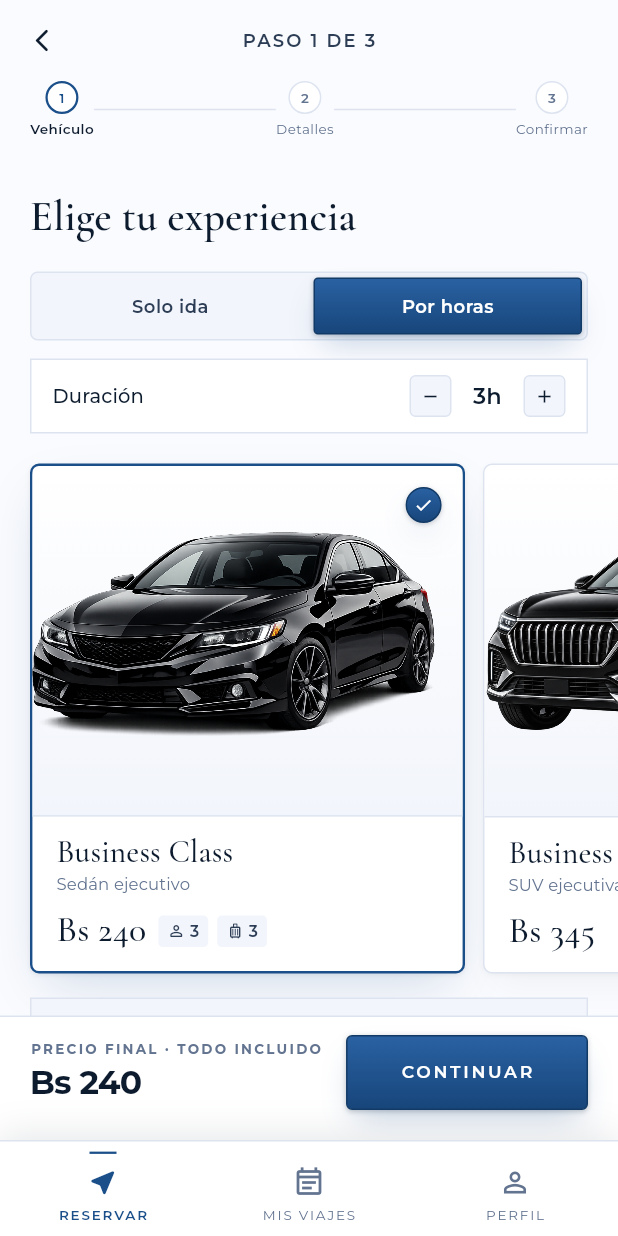
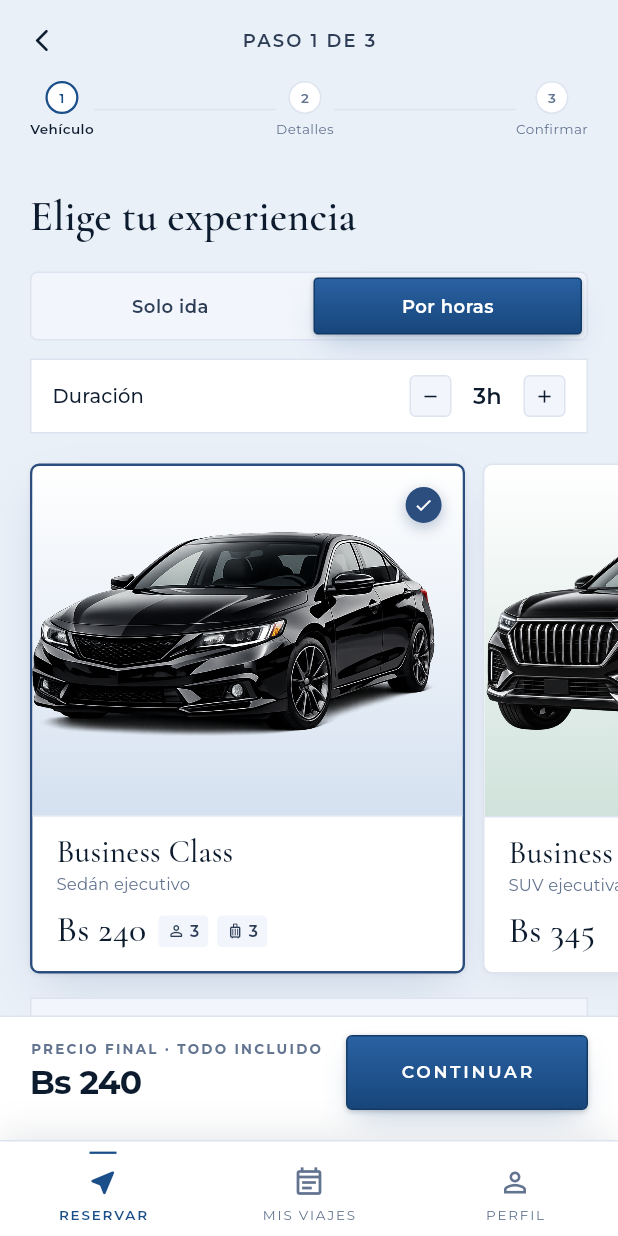
Before and after one commit to SMateo004/luxelane, a Flutter app: the BookingScreen screen opened by its route, after a tap on "Por horas", on a phone screen of 412 x 824 dp. Run offline on Flutter 3.47's test engine with Material 3 defaults, Android fonts, the phone set to English and light mode, and no system bars; our stand-ins replace cloud_firestore, cloud_functions, dartz, equatable, firebase_auth, firebase_core and 12 more; missing offline and left inert: dart:html, dart:js, dart:js_util, firebase_performance, flutter_stripe, map_launcher; accounts and stored records are empty.

Commit message:
Reserva: cada clase tiene su color y la interfaz lo sigue
VehicleCatalog.tone() da a cada clase un tono elegante (azul niebla,
salvia, lavanda gris, burdeos rosado, turquesa glaciar). La tarjeta
muestra el coche sobre su tono, y al seleccionarla el fondo de la
cabecera (web) o del paso 1 (móvil) se anima a ese color; el borde, el
check, el escenario de Detalles/Capacidad, los puntos del carrusel y las
pestañas usan el acento de la clase.

Co-Authored-By: Claude Opus 5.5 <noreply@anthropic.com>
Claude-Session: https://claude.ai/code/session_01FSVDrFtJppk1wViA16Cv5q

```diff
--- a/lib/core/design/vehicle_catalog.dart
+++ b/lib/core/design/vehicle_catalog.dart
@@ -1,3 +1,5 @@
+import 'package:flutter/painting.dart';
+
 import '../enums/enums.dart';
 
 /// Single source of truth for which classes clients can book and how each one
@@ -32,6 +34,41 @@ abstract class VehicleCatalog {
   /// Photo of the rear cabin for a seating option (illustration if missing).
   static String seatingPhoto(VehicleClass vc, int option) =>
       'assets/images/booking/seating/${vc.assetKey}_$option.png';
+
+  /// Signature colours of each class: soft enough for large backgrounds,
+  /// distinct enough that the interface changes with the car you pick.
+  static VehicleTone tone(VehicleClass vc) => switch (vc) {
+        // Mist blue
+        VehicleClass.business => const VehicleTone(
+            wash: Color(0xFFEAF0F8),
+            stage: Color(0xFFD5E1F0),
+            accent: Color(0xFF2B4E7E),
+          ),
+        // Sage slate
+        VehicleClass.businessSuv => const VehicleTone(
+            wash: Color(0xFFE9F1EE),
+            stage: Color(0xFFD0E2DB),
+            accent: Color(0xFF2E5B50),
+          ),
+        // Lavender grey
+        VehicleClass.businessVan => const VehicleTone(
+            wash: Color(0xFFEFEDF6),
+            stage: Color(0xFFDDD8EC),
+            accent: Color(0xFF4A4373),
+          ),
+        // Bordeaux rose
+        VehicleClass.firstClass => const VehicleTone(
+            wash: Color(0xFFF5EDF0),
+            stage: Color(0xFFEAD7DE),
+            accent: Color(0xFF6E2E42),
+          ),
+        // Glacier teal
+        VehicleClass.electric => const VehicleTone(
+            wash: Color(0xFFE8F3F4),
+            stage: Color(0xFFCFE6E8),
+            accent: Color(0xFF235F67),
+          ),
+      };
 
   static List<LuggageOption> luggage(VehicleClass vc) => switch (vc) {
         VehicleClass.businessVan => const [
@@ -138,3 +175,28 @@ class SeatingOption {
   final String title;
   final String detail;
 }
+
+/// Colours that follow the selected class across the booking screen.
+class VehicleTone {
+  const VehicleTone({
+    required this.wash,
+    required this.stage,
+    required this.accent,
+  });
+
+  /// Page background behind the class.
+  final Color wash;
+
+  /// Bottom of the gradient the car stands on.
+  final Color stage;
+
+  /// Borders, checks and indicators.
+  final Color accent;
+
+  /// Backdrop for the car: white at the top fading into [stage].
+  LinearGradient get stageGradient => LinearGradient(
+        begin: Alignment.topCenter,
+        end: Alignment.bottomCenter,
+        colors: [const Color(0xFFFFFFFF), stage],
+      );
+}
--- a/lib/features/booking/presentation/pages/booking_screen.dart
+++ b/lib/features/booking/presentation/pages/booking_screen.dart
@@ -389,10 +389,8 @@ class _BookingScreenState extends State<BookingScreen> {
         ),
       );
 
-  // One calm palette for every class: the car is the hero, not a tint.
-  static Color _vehicleBg(VehicleClass vc) => LD.bg2;
-  static Color _vehicleCardBg(VehicleClass vc) => Colors.white;
-  static Color _vehicleCardBgSelected(VehicleClass vc) => Colors.white;
+  /// Colours of the selected class; the page follows them as you choose.
+  VehicleTone get _tone => VehicleCatalog.tone(_selected);
 
   Widget _webLeft() => SingleChildScrollView(
         controller: _leftScrollCtrl,
@@ -403,7 +401,7 @@ class _BookingScreenState extends State<BookingScreen> {
             AnimatedContainer(
               duration: const Duration(milliseconds: 600),
               curve: Curves.easeInOut,
-              color: _vehicleBg(_selected),
+              color: _tone.wash,
               padding: const EdgeInsets.fromLTRB(56, 52, 40, 52),
               child: Column(
                 crossAxisAlignment: CrossAxisAlignment.start,
@@ -468,8 +466,6 @@ class _BookingScreenState extends State<BookingScreen> {
                           price: PricingCatalog.instance
                               .estimate(vc, _service, km: _km, hours: _hours),
                           selected: _selected == vc,
-                          cardBg: _vehicleCardBg(vc),
-                          cardBgSelected: _vehicleCardBgSelected(vc),
                           onTap: () => _selectVehicle(vc),
                           serviceType: _service,
                           hours:
@@ -944,11 +940,16 @@ class _BookingScreenState extends State<BookingScreen> {
 
   // ── MOBILE LAYOUT ──────────────────────────────────────────────────────────
 
-  Widget _mobileLayout() => Theme(
+  // The vehicle step wears the selected class colour, like the web hero.
+  Widget _mobileLayout() => AnimatedContainer(
+      duration: const Duration(milliseconds: 600),
+      curve: Curves.easeInOut,
+      color: _step == 0 ? _tone.wash : _kBg,
+      child: Theme(
         data: Theme.of(context).copyWith(
-          scaffoldBackgroundColor: _kBg,
+          scaffoldBackgroundColor: Colors.transparent,
           appBarTheme: const AppBarTheme(
-            backgroundColor: _kBg,
+            backgroundColor: Colors.transparent,
             foregroundColor: _kTextPrimary,
             elevation: 0,
             scrolledUnderElevation: 0,
@@ -964,7 +965,7 @@ class _BookingScreenState extends State<BookingScreen> {
           ),
         ),
         child: Scaffold(
-          backgroundColor: _kBg,
+          backgroundColor: Colors.transparent,
           appBar: AppBar(
             leading: IconButton(
               icon: const Icon(Icons.arrow_back_ios_new_rounded, size: 18),
@@ -1005,7 +1006,7 @@ class _BookingScreenState extends State<BookingScreen> {
             ],
           ),
         ),
-      );
+      ));
 
   Widget _mobileStepContent() {
     switch (_step) {
@@ -1061,8 +1062,6 @@ class _BookingScreenState extends State<BookingScreen> {
                   hours: _service == ServiceType.byTheHour ? _hours : null,
                   width: 168,
                   carWidth: 270,
-                  cardBg: _vehicleCardBg(vc),
-                  cardBgSelected: _vehicleCardBgSelected(vc),
                 );
               },
             ),
@@ -1538,8 +1537,6 @@ class _VehicleCard extends StatefulWidget {
     required this.vehicleClass,
     required this.price,
     required this.selected,
-    required this.cardBg,
-    required this.cardBgSelected,
     required this.onTap,
     this.serviceType = ServiceType.oneWay,
     this.hours,
@@ -1550,8 +1547,6 @@ class _VehicleCard extends StatefulWidget {
   final VehicleClass vehicleClass;
   final double price;
   final bool selected;
-  final Color cardBg;
-  final Color cardBgSelected;
   final VoidCallback onTap;
   final ServiceType serviceType;
   final int? hours;
@@ -1570,11 +1565,13 @@ class _VehicleCardState extends State<_VehicleCard> {
 
   @override
   Widget build(BuildContext context) {
-    const accent = LD.sph;
+    // Each card wears its class colours, so the page tint that follows the
+    // selection always matches a card.
+    final tone = VehicleCatalog.tone(widget.vehicleClass);
+    final accent = tone.accent;
     const kSelPad = 20.0;
     final baseW = widget.width ?? 210.0;
     final targetW = widget.selected ? widget.carWidth + kSelPad : baseW;
-    final bgColor = widget.selected ? widget.cardBgSelected : widget.cardBg;
     final sel = widget.selected;
 
     return Semantics(
@@ -1594,7 +1591,7 @@ class _VehicleCardState extends State<_VehicleCard> {
             width: targetW,
             transform: Matrix4.translationValues(0, _hover && !sel ? -4 : 0, 0),
             decoration: BoxDecoration(
-              color: bgColor,
+              color: Colors.white,
               borderRadius: BorderRadius.circular(6),
               border: Border.all(
                 color: sel ? accent : LD.border,
@@ -1626,14 +1623,9 @@ class _VehicleCardState extends State<_VehicleCard> {
                     child: Stack(
                       fit: StackFit.expand,
                       children: [
-                        const DecoratedBox(
-                          decoration: BoxDecoration(
-                            gradient: LinearGradient(
-                              begin: Alignment.topCenter,
-                              end: Alignment.bottomCenter,
-                              colors: [Colors.white, LD.bg2],
-                            ),
-                          ),
+                        DecoratedBox(
+                          decoration:
+                              BoxDecoration(gradient: tone.stageGradient),
                         ),
                         Positioned(
                           bottom: -14,
@@ -1653,7 +1645,17 @@ class _VehicleCardState extends State<_VehicleCard> {
                             child: Container(
                               width: 24,
                               height: 24,
-                              decoration: luxRaisedDecoration(radius: 12),
+                              decoration: BoxDecoration(
+                                color: accent,
+                                shape: BoxShape.circle,
+                                boxShadow: [
+                                  BoxShadow(
+                                    color: accent.withValues(alpha: 0.35),
+                                    blurRadius: 8,
+                                    offset: const Offset(0, 3),
+                                  ),
+                                ],
+                              ),
                               child: const Icon(Icons.check,
                                   size: 13, color: Colors.white),
                             ),
--- a/lib/features/booking/presentation/widgets/vehicle_details.dart
+++ b/lib/features/booking/presentation/widgets/vehicle_details.dart
@@ -68,6 +68,7 @@ class _VehicleDetailsGalleryState extends State<VehicleDetailsGallery> {
   @override
   Widget build(BuildContext context) {
     final vc = widget.vehicleClass;
+    final tone = VehicleCatalog.tone(vc);
     final highlights = VehicleCatalog.highlights(vc);
 
     final stage = FutureBuilder<Set<String>>(
@@ -98,9 +99,10 @@ class _VehicleDetailsGalleryState extends State<VehicleDetailsGallery> {
             child: Row(
               crossAxisAlignment: CrossAxisAlignment.start,
               children: [
-                const Padding(
-                  padding: EdgeInsets.only(top: 2),
-                  child: Icon(Icons.check_rounded, size: 16, color: LD.sph),
+                Padding(
+                  padding: const EdgeInsets.only(top: 2),
+                  child:
+                      Icon(Icons.check_rounded, size: 16, color: tone.accent),
                 ),
                 const SizedBox(width: 10),
                 Expanded(
@@ -123,7 +125,9 @@ class _VehicleDetailsGalleryState extends State<VehicleDetailsGallery> {
       ],
     );
 
-    return Column(
+    return _Tone(
+      tone: tone,
+      child: Column(
         crossAxisAlignment: CrossAxisAlignment.start,
         children: [
           Text('DETALLES', style: eyebrow()),
@@ -157,6 +161,7 @@ class _VehicleDetailsGalleryState extends State<VehicleDetailsGallery> {
               ],
             ),
         ],
+      ),
     );
   }
 }
@@ -251,7 +256,9 @@ class CapacitySection extends StatelessWidget {
           fontFamily: kSans, fontSize: 12.5, height: 1.6, color: LD.ink3),
     );
 
-    return Column(
+    return _Tone(
+      tone: VehicleCatalog.tone(vc),
+      child: Column(
         crossAxisAlignment: CrossAxisAlignment.start,
         children: [
           Text('CAPACIDAD', style: eyebrow()),
@@ -269,8 +276,8 @@ class CapacitySection extends StatelessWidget {
           const SizedBox(height: 6),
           Text(
             'Hasta ${vc.capacity} pasajeros y ${vc.luggageCapacity} maletas facturadas',
-          style:
-              const TextStyle(fontFamily: kSans, fontSize: 14, color: LD.ink3),
+            style: const TextStyle(
+                fontFamily: kSans, fontSize: 14, color: LD.ink3),
           ),
           const SizedBox(height: 22),
           Row(children: [
@@ -297,6 +304,7 @@ class CapacitySection extends StatelessWidget {
             ),
           ),
         ],
+      ),
     );
   }
 }
@@ -369,7 +377,9 @@ class _Carousel extends StatelessWidget {
                     width: i == index ? 22 : 7,
                     height: 7,
                     decoration: BoxDecoration(
-                      color: i == index ? LD.sph : LD.border,
+                      color: i == index
+                          ? (_Tone.of(context)?.accent ?? LD.sph)
+                          : LD.border,
                       borderRadius: BorderRadius.circular(4),
                     ),
                   ),
@@ -447,10 +457,12 @@ class _RoundedStage extends StatelessWidget {
 
   @override
   Widget build(BuildContext context) => _withArrow(
-        DecoratedBox(
+        AnimatedContainer(
+          duration: const Duration(milliseconds: 500),
           decoration: BoxDecoration(
             borderRadius: BorderRadius.circular(_photoRadius),
-            gradient: const LinearGradient(
+            gradient: _Tone.of(context)?.stageGradient ??
+                const LinearGradient(
                   begin: Alignment.topCenter,
                   end: Alignment.bottomCenter,
                   colors: [Colors.white, LD.bg2],
@@ -499,7 +511,7 @@ class _UnderlineTab extends StatelessWidget {
                   duration: const Duration(milliseconds: 180),
                   height: 2,
                   width: active ? 40 : 0,
-                  color: LD.sph,
+                  color: _Tone.of(context)?.accent ?? LD.sph,
                 ),
               ],
             ),
@@ -572,3 +584,15 @@ class _Spec extends StatelessWidget {
         ],
       );
 }
+
+/// The selected class colours, for the pieces deep inside a section.
+class _Tone extends InheritedWidget {
+  const _Tone({required this.tone, required super.child});
+  final VehicleTone tone;
+
+  static VehicleTone? of(BuildContext context) =>
+      context.dependOnInheritedWidgetOfExactType<_Tone>()?.tone;
+
+  @override
+  bool updateShouldNotify(_Tone old) => old.tone != tone;
+}
```
Lines whose indentation alone changed are shown as unchanged.
